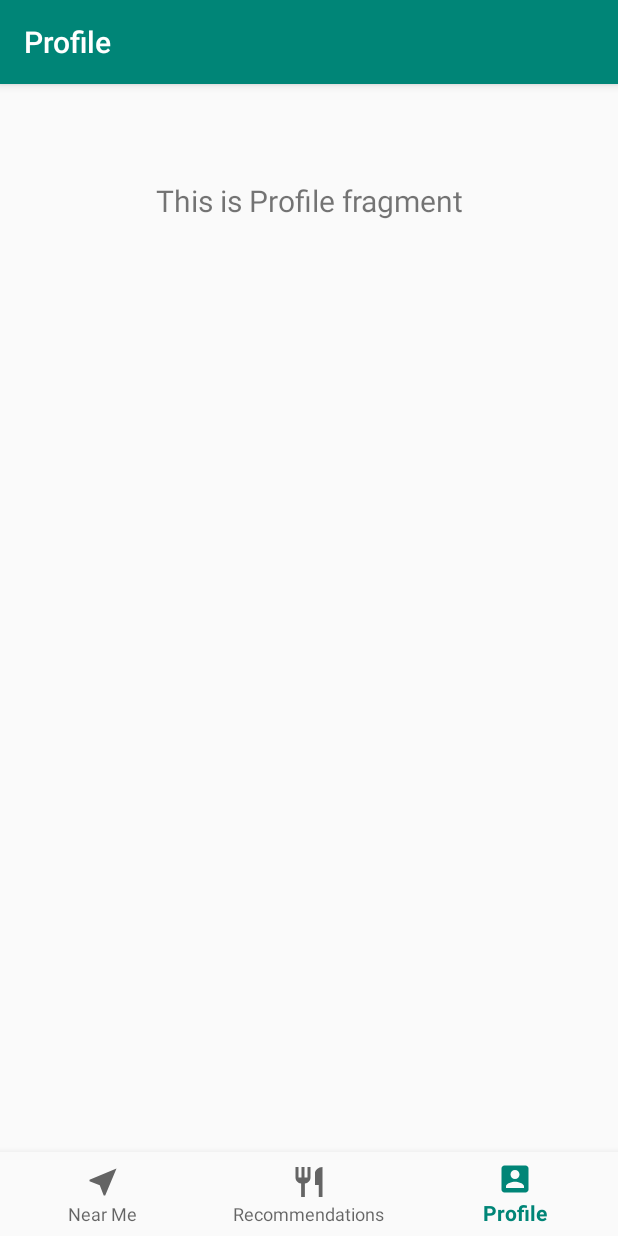
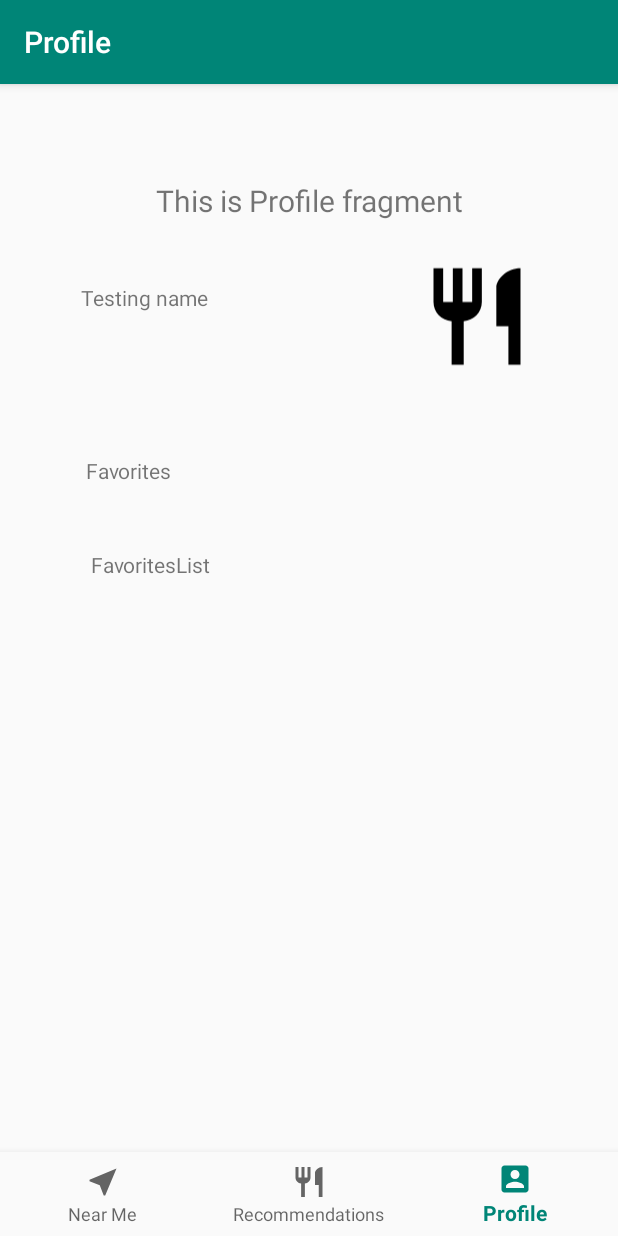
Before and after one commit to searjasub/FinderFeast, an Android app: the ProfileFragment screen opened through its navigation route, on a phone screen of 412 x 824 dp. Run offline under Robolectric (Android 15) with nearby library versions, the phone set to English and light mode, and no system bars; our stand-ins replace navigation-ui; libraries missing offline, so code that uses them is left out: com.loopj.android.

Commit message:
Profile Fragment, slightly laid out

```diff
--- a/app/src/main/java/lopez/s/finderfeast/ui/account/ProfileFragment.java
+++ b/app/src/main/java/lopez/s/finderfeast/ui/account/ProfileFragment.java
@@ -30,6 +30,12 @@ public class ProfileFragment extends Fragment {
                 textView.setText(s);
             }
         });
+
+        final TextView textName = root.findViewById(R.id.text_name);
+        final TextView favoritesList = root.findViewById((R.id.favoritesList));
+
+        textName.setText("Testing name");
+
         return root;
     }
 }
--- a/app/src/main/res/layout/fragment_profile.xml
+++ b/app/src/main/res/layout/fragment_profile.xml
@@ -1,6 +1,7 @@
 <?xml version="1.0" encoding="utf-8"?>
 <androidx.constraintlayout.widget.ConstraintLayout xmlns:android="http://schemas.android.com/apk/res/android"
     xmlns:app="http://schemas.android.com/apk/res-auto"
+    xmlns:tools="http://schemas.android.com/tools"
     android:layout_width="match_parent"
     android:layout_height="match_parent">
 
@@ -17,5 +18,53 @@
         app:layout_constraintStart_toStartOf="parent"
         app:layout_constraintTop_toTopOf="parent" />
 
+    <ImageView
+        android:id="@+id/imageView"
+        android:layout_width="77dp"
+        android:layout_height="95dp"
+        app:layout_constraintBottom_toBottomOf="parent"
+        app:layout_constraintEnd_toEndOf="parent"
+        app:layout_constraintHorizontal_bias="0.495"
+        app:layout_constraintStart_toEndOf="@+id/text_name"
+        app:layout_constraintTop_toTopOf="parent"
+        app:layout_constraintVertical_bias="0.083"
+        app:srcCompat="@drawable/ic_restaurant_black_24dp" />
+
+    <TextView
+        android:id="@+id/text_name"
+        android:layout_width="171dp"
+        android:layout_height="33dp"
+        android:text="ProfileName"
+        app:layout_constraintBottom_toBottomOf="parent"
+        app:layout_constraintEnd_toEndOf="parent"
+        app:layout_constraintHorizontal_bias="0.225"
+        app:layout_constraintStart_toStartOf="parent"
+        app:layout_constraintTop_toTopOf="parent"
+        app:layout_constraintVertical_bias="0.113" />
+
+    <TextView
+        android:id="@+id/textView3"
+        android:layout_width="168dp"
+        android:layout_height="32dp"
+        android:text="Favorites"
+        app:layout_constraintBottom_toBottomOf="parent"
+        app:layout_constraintEnd_toEndOf="parent"
+        app:layout_constraintHorizontal_bias="0.234"
+        app:layout_constraintStart_toStartOf="parent"
+        app:layout_constraintTop_toBottomOf="@+id/text_name"
+        app:layout_constraintVertical_bias="0.144" />
+
+    <TextView
+        android:id="@+id/favoritesList"
+        android:layout_width="290dp"
+        android:layout_height="366dp"
+        android:text="FavoritesList"
+        app:layout_constraintBottom_toBottomOf="parent"
+        app:layout_constraintEnd_toEndOf="parent"
+        app:layout_constraintHorizontal_bias="0.495"
+        app:layout_constraintStart_toStartOf="parent"
+        app:layout_constraintTop_toBottomOf="@+id/textView3"
+        app:layout_constraintVertical_bias="0.25" />
+
 
 </androidx.constraintlayout.widget.ConstraintLayout>
```
